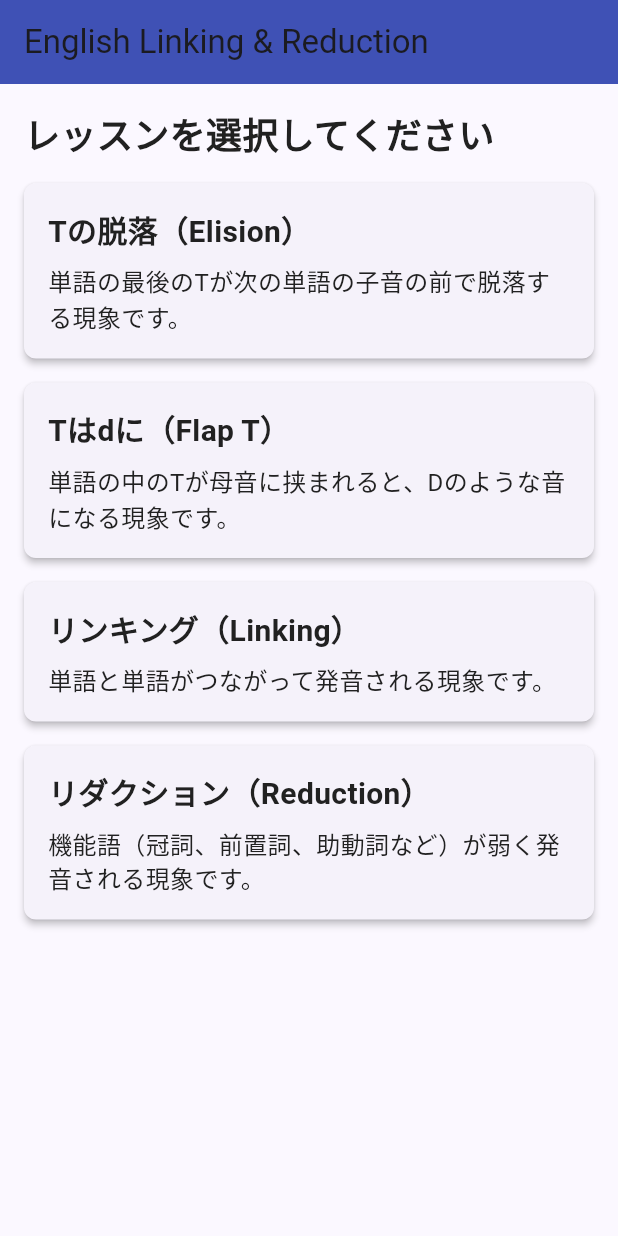
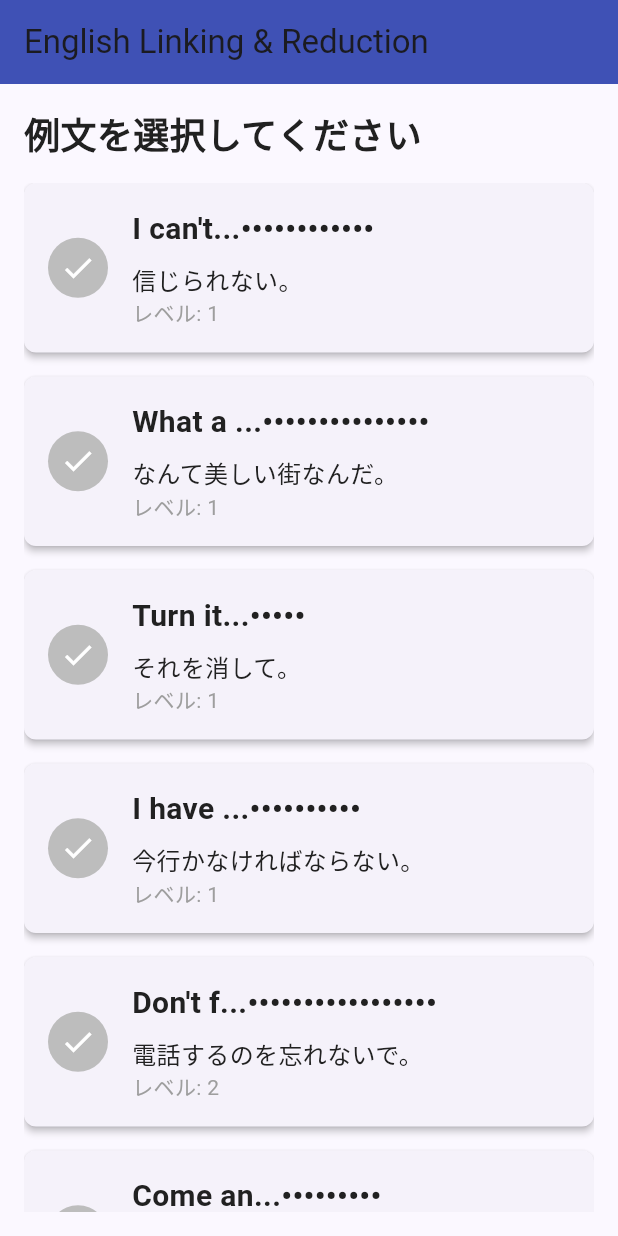
Before and after one commit to yamotuki/english_linking_and_reduction, a Flutter app: the screen it shows after launch, on a phone screen of 412 x 824 dp. Run offline on Flutter 3.47's test engine with Material 3 defaults, Android fonts, the phone set to English and light mode, and no system bars; our stand-ins replace audioplayers, reorderable_grid_view, shared_preferences.

Commit message:
セクションごとではなくて、例文リストから問題を選べるように

```diff
--- a/lib/main.dart
+++ b/lib/main.dart
@@ -2,7 +2,10 @@ import 'package:flutter/material.dart';
 import 'screens/lesson_selection_screen.dart';
 import 'utils/constants.dart';
 
-void main() {
+void main() async {
+  // Flutterプラグインを初期化
+  WidgetsFlutterBinding.ensureInitialized();
+
   runApp(const MyApp());
 }
 
--- a/lib/models/example_sentence.dart
+++ b/lib/models/example_sentence.dart
@@ -6,6 +6,9 @@ class ExampleSentence {
   final List<String> words;
   final List<String> distractors; // 紛らわしい選択肢
   final String audioPath;
+  final String? pronunciationText; // 発音用テキスト（TTSに渡すための文章）
+  final List<ExplanationItem>? explanations; // 解説項目のリスト
+  final int level; // 難易度レベル（1が最も簡単、数字が大きいほど難しい）
 
   ExampleSentence({
     required this.id,
@@ -14,5 +17,19 @@ class ExampleSentence {
     required this.words,
     required this.distractors,
     required this.audioPath,
+    this.pronunciationText,
+    this.explanations,
+    required this.level,
   });
 }
+
+/// 解説項目モデル
+class ExplanationItem {
+  final String key; // 解説のキー（例: "coulda"）
+  final String content; // 解説の内容
+
+  ExplanationItem({
+    required this.key,
+    required this.content,
+  });
+}
--- a/lib/models/lesson.dart
+++ /dev/null
@@ -1,22 +0,0 @@
-/// レッスンの種類を表す列挙型
-enum LessonType {
-  elision, // tの脱落
-  flapT, // tはdに
-  linking, // リンキング
-  reduction, // リダクション
-}
-
-/// レッスンモデル
-class Lesson {
-  final String id;
-  final String title;
-  final String description;
-  final LessonType type;
-
-  Lesson({
-    required this.id,
-    required this.title,
-    required this.description,
-    required this.type,
-  });
-}
--- a/lib/models/lesson_data.dart
+++ b/lib/models/lesson_data.dart
@@ -1,55 +1,11 @@
-import 'lesson.dart';
 import 'example_sentence.dart';
 
 /// レッスンデータを管理するクラス
 class LessonData {
-  // レッスンリストを取得
-  static List<Lesson> getLessons() {
-    return [
-      Lesson(
-        id: 'elision',
-        title: 'Tの脱落（Elision）',
-        description: '単語の最後のTが次の単語の子音の前で脱落する現象です。',
-        type: LessonType.elision,
-      ),
-      Lesson(
-        id: 'flap_t',
-        title: 'Tはdに（Flap T）',
-        description: '単語の中のTが母音に挟まれると、Dのような音になる現象です。',
-        type: LessonType.flapT,
-      ),
-      Lesson(
-        id: 'linking',
-        title: 'リンキング（Linking）',
-        description: '単語と単語がつながって発音される現象です。',
-        type: LessonType.linking,
-      ),
-      Lesson(
-        id: 'reduction',
-        title: 'リダクション（Reduction）',
-        description: '機能語（冠詞、前置詞、助動詞など）が弱く発音される現象です。',
-        type: LessonType.reduction,
-      ),
-    ];
-  }
-
-  // レッスンタイプに基づいて例文リストを取得
-  static List<ExampleSentence> getExampleSentences(LessonType type) {
-    switch (type) {
-      case LessonType.elision:
-        return _getElisionExamples();
-      case LessonType.flapT:
-        return _getFlapTExamples();
-      case LessonType.linking:
-        return _getLinkingExamples();
-      case LessonType.reduction:
-        return _getReductionExamples();
-    }
-  }
-
-  // Tの脱落の例文
-  static List<ExampleSentence> _getElisionExamples() {
-    return [
+  // すべての例文リストを取得
+  static List<ExampleSentence> getAllExampleSentences() {
+    final examples = [
+      // Tの脱落（Elision）の例文
       ExampleSentence(
         id: 'elision_1',
         text: "I can't believe it.",
@@ -57,6 +13,14 @@ class LessonData {
         words: ['I', 'can\'t', 'believe', 'it'],
         distractors: ['don\'t', 'won\'t', 'am', 'can'],
         audioPath: 'audio/elision_1.mp3',
+        pronunciationText: "I can' believe it.", // Tの脱落
+        explanations: [
+          ExplanationItem(
+            key: "can't",
+            content: "「can't」の「t」は次の単語が子音で始まる場合、脱落することがあります。「カン」と発音されます。",
+          ),
+        ],
+        level: 1,
       ),
       ExampleSentence(
         id: 'elision_2',
@@ -65,14 +29,17 @@ class LessonData {
         words: ['Don\'t', 'forget', 'to', 'call', 'me'],
         distractors: ['remember', 'try', 'want', 'need'],
         audioPath: 'audio/elision_2.mp3',
+        pronunciationText: 'Don\' forget to call me.', // Tの脱落
+        explanations: [
+          ExplanationItem(
+            key: "don't",
+            content: "「don't」の「t」は次の単語が子音で始まる場合、脱落することがあります。「ドン」と発音されます。",
+          ),
+        ],
+        level: 2,
       ),
-      // TODO: 追加の例文を6つ程度追加
-    ];
-  }
 
-  // Flap Tの例文
-  static List<ExampleSentence> _getFlapTExamples() {
-    return [
+      // Flap Tの例文
       ExampleSentence(
         id: 'flap_t_1',
         text: 'What a beautiful city.',
@@ -80,6 +47,14 @@ class LessonData {
         words: ['What', 'a', 'beautiful', 'city'],
         distractors: ['nice', 'great', 'wonderful', 'amazing'],
         audioPath: 'audio/flap_t_1.mp3',
+        pronunciationText: 'Whada beautiful city.', // Flap T
+        explanations: [
+          ExplanationItem(
+            key: "what a",
+            content: "「what a」の「t」は母音に挟まれると、「d」のような音になります。「ワダ」と発音されます。",
+          ),
+        ],
+        level: 1,
       ),
       ExampleSentence(
         id: 'flap_t_2',
@@ -88,14 +63,25 @@ class LessonData {
         words: ['I', 'need', 'to', 'get', 'a', 'better', 'computer'],
         distractors: ['want', 'have', 'buy', 'use'],
         audioPath: 'audio/flap_t_2.mp3',
+        pronunciationText: 'I need da geda bedder computer.', // Flap T
+        explanations: [
+          ExplanationItem(
+            key: "need to",
+            content: "「need to」の「t」は母音に挟まれると、「d」のような音になります。「ニーダ」と発音されます。",
+          ),
+          ExplanationItem(
+            key: "get a",
+            content: "「get a」の「t」は母音に挟まれると、「d」のような音になります。「ゲダ」と発音されます。",
+          ),
+          ExplanationItem(
+            key: "better",
+            content: "「better」の「t」は母音に挟まれると、「d」のような音になります。「ベダー」と発音されます。",
+          ),
+        ],
+        level: 3,
       ),
-      // TODO: 追加の例文を6つ程度追加
-    ];
-  }
 
-  // リンキングの例文
-  static List<ExampleSentence> _getLinkingExamples() {
-    return [
+      // リンキング（Linking）の例文
       ExampleSentence(
         id: 'linking_1',
         text: 'Turn it off.',
@@ -103,6 +89,18 @@ class LessonData {
         words: ['Turn', 'it', 'off'],
         distractors: ['on', 'up', 'down', 'over'],
         audioPath: 'audio/linking_1.mp3',
+        pronunciationText: 'Tur-ni-toff.', // リンキング
+        explanations: [
+          ExplanationItem(
+            key: "turn it",
+            content: "「turn it」の「n」と「i」がつながって「ターニ」と発音されます。",
+          ),
+          ExplanationItem(
+            key: "it off",
+            content: "「it off」の「t」と「o」がつながって「トフ」と発音されます。",
+          ),
+        ],
+        level: 1,
       ),
       ExampleSentence(
         id: 'linking_2',
@@ -111,14 +109,25 @@ class LessonData {
         words: ['Come', 'and', 'see', 'me'],
         distractors: ['go', 'visit', 'meet', 'find'],
         audioPath: 'audio/linking_2.mp3',
+        pronunciationText: 'Co-man-see-me.', // リンキング
+        explanations: [
+          ExplanationItem(
+            key: "come and",
+            content: "「come and」の「m」と「a」がつながって「カマン」と発音されます。",
+          ),
+          ExplanationItem(
+            key: "and see",
+            content: "「and see」の「d」と「s」がつながって「アンスィー」と発音されます。",
+          ),
+          ExplanationItem(
+            key: "see me",
+            content: "「see me」の「e」と「m」がつながって「スィーミー」と発音されます。",
+          ),
+        ],
+        level: 2,
       ),
-      // TODO: 追加の例文を6つ程度追加
-    ];
-  }
 
-  // リダクションの例文
-  static List<ExampleSentence> _getReductionExamples() {
-    return [
+      // リダクション（Reduction）の例文
       ExampleSentence(
         id: 'reduction_1',
         text: 'What do you want to do?',
@@ -126,6 +135,18 @@ class LessonData {
         words: ['What', 'do', 'you', 'want', 'to', 'do'],
         distractors: ['need', 'like', 'can', 'will'],
         audioPath: 'audio/reduction_1.mp3',
+        pronunciationText: 'Whaddaya wanna do?', // リダクション
+        explanations: [
+          ExplanationItem(
+            key: "what do you",
+            content: "「what do you」は会話では「ワダヤ」と短縮されて発音されることがあります。",
+          ),
+          ExplanationItem(
+            key: "want to",
+            content: "「want to」は会話では「ワナ」と短縮されて発音されることがあります。",
+          ),
+        ],
+        level: 2,
       ),
       ExampleSentence(
         id: 'reduction_2',
@@ -134,8 +155,24 @@ class LessonData {
         words: ['I', 'have', 'to', 'go', 'now'],
         distractors: ['want', 'need', 'must', 'should'],
         audioPath: 'audio/reduction_2.mp3',
+        pronunciationText: 'I hafta go now.', // リダクション
+        explanations: [
+          ExplanationItem(
+            key: "have to",
+            content: "「have to」は会話では「ハフタ」と短縮されて発音されることがあります。「v」が「f」に変わります。",
+          ),
+          ExplanationItem(
+            key: "coulda",
+            content: "✔ 「could have」は会話では「クダ」みたいに聞こえます。\n「have」の部分はほとんど聞こえず、全体で「クダ（/kʊɾə/）」と発音されます。",
+          ),
+        ],
+        level: 1,
       ),
-      // TODO: 追加の例文を6つ程度追加
+      // TODO: 追加の例文を必要に応じて追加
     ];
+
+    // レベル順にソート（低い方が簡単、簡単なものが最初に来る）
+    examples.sort((a, b) => a.level.compareTo(b.level));
+    return examples;
   }
 }
--- a/lib/screens/lesson_selection_screen.dart
+++ b/lib/screens/lesson_selection_screen.dart
@@ -1,38 +1,68 @@
 import 'package:flutter/material.dart';
-import '../models/lesson.dart';
+import '../models/example_sentence.dart';
 import '../models/lesson_data.dart';
 import '../utils/constants.dart';
+import '../utils/local_storage.dart';
 import 'practice_screen.dart';
 
 /// レッスン選択画面
-class LessonSelectionScreen extends StatelessWidget {
+class LessonSelectionScreen extends StatefulWidget {
   const LessonSelectionScreen({super.key});
 
   @override
+  State<LessonSelectionScreen> createState() => _LessonSelectionScreenState();
+}
+
+class _LessonSelectionScreenState extends State<LessonSelectionScreen> {
+  List<ExampleSentence> _exampleSentences = [];
+  Map<String, String> _answeredStatus = {};
+  bool _isLoading = true;
+
+  @override
+  void initState() {
+    super.initState();
+    _loadData();
+  }
+
+  Future<void> _loadData() async {
+    // 例文データを取得
+    final examples = LessonData.getAllExampleSentences();
+
+    // 回答済み例文の状態を取得
+    final answeredExamples = await LocalStorage.getAnsweredExamples();
+
+    setState(() {
+      _exampleSentences = examples;
+      _answeredStatus = answeredExamples;
+      _isLoading = false;
+    });
+  }
+
+  @override
   Widget build(BuildContext context) {
-    final lessons = LessonData.getLessons();
-
     return Scaffold(
       appBar: AppBar(
         title: const Text(AppConstants.appName),
         backgroundColor: AppConstants.primaryColor,
       ),
-      body: Padding(
+      body: _isLoading
+          ? const Center(child: CircularProgressIndicator())
+          : Padding(
               padding: const EdgeInsets.all(AppConstants.defaultPadding),
               child: Column(
                 crossAxisAlignment: CrossAxisAlignment.start,
                 children: [
                   const Text(
-              'レッスンを選択してください',
+                    '例文を選択してください',
                     style: AppConstants.headlineStyle,
                   ),
                   const SizedBox(height: AppConstants.defaultPadding),
                   Expanded(
                     child: ListView.builder(
-                itemCount: lessons.length,
+                      itemCount: _exampleSentences.length,
                       itemBuilder: (context, index) {
-                  final lesson = lessons[index];
-                  return _buildLessonCard(context, lesson);
+                        final example = _exampleSentences[index];
+                        return _buildExampleCard(context, example);
                       },
                     ),
                   ),
@@ -42,7 +72,14 @@ class LessonSelectionScreen extends StatelessWidget {
     );
   }
 
-  Widget _buildLessonCard(BuildContext context, Lesson lesson) {
+  Widget _buildExampleCard(BuildContext context, ExampleSentence example) {
+    // 例文の最初の7文字を取得し、残りはぼかす
+    final displayText = _getDisplayText(example.text);
+
+    // 回答状態に基づいてアイコンを決定
+    final isAnswered = _answeredStatus.containsKey(example.id);
+    final isCorrect = isAnswered && _answeredStatus[example.id] == AnswerStatus.correct.toString();
+
     return Card(
       elevation: AppConstants.defaultElevation,
       margin: const EdgeInsets.only(bottom: AppConstants.defaultPadding),
@@ -54,24 +91,58 @@ class LessonSelectionScreen extends StatelessWidget {
           Navigator.push(
             context,
             MaterialPageRoute(
-              builder: (context) => PracticeScreen(lessonType: lesson.type),
+              builder: (context) => PracticeScreen(exampleSentence: example),
             ),
-          );
+          ).then((_) {
+            // 画面に戻ってきたら、データを再読み込み
+            _loadData();
+          });
         },
         borderRadius: BorderRadius.circular(AppConstants.defaultBorderRadius),
         child: Padding(
           padding: const EdgeInsets.all(AppConstants.defaultPadding),
+          child: Row(
+            children: [
+              // ステータスアイコン
+              Container(
+                width: 40,
+                height: 40,
+                decoration: BoxDecoration(
+                  shape: BoxShape.circle,
+                  color: isAnswered
+                      ? (isCorrect ? Colors.green : Colors.red)
+                      : AppConstants.disabledColor,
+                ),
+                child: Center(
+                  child: Icon(
+                    Icons.check,
+                    color: Colors.white,
+                    size: 24,
+                  ),
+                ),
+              ),
+              const SizedBox(width: AppConstants.defaultPadding),
+              // 例文テキスト
+              Expanded(
                 child: Column(
                   crossAxisAlignment: CrossAxisAlignment.start,
                   children: [
                     Text(
-                lesson.title,
+                      displayText,
                       style: AppConstants.titleStyle,
                     ),
                     const SizedBox(height: AppConstants.smallPadding),
                     Text(
-                lesson.description,
+                      example.translation,
                       style: AppConstants.bodyStyle,
+                    ),
+                    // レベル表示
+                    Text(
+                      'レベル: ${example.level}',
+                      style: AppConstants.captionStyle,
+                    ),
+                  ],
+                ),
               ),
             ],
           ),
@@ -79,4 +150,15 @@ class LessonSelectionScreen extends StatelessWidget {
       ),
     );
   }
+
+  String _getDisplayText(String text) {
+    if (text.length <= 7) {
+      return text;
     }
+
+    // 最初の7文字を取得し、残りはぼかす
+    final visiblePart = text.substring(0, 7);
+    final hiddenPart = '...' + '•' * (text.length - 7);
+    return '$visiblePart$hiddenPart';
+  }
+}
--- /dev/null
+++ b/lib/utils/local_storage.dart
@@ -0,0 +1,84 @@
+import 'dart:convert';
+import 'package:shared_preferences/shared_preferences.dart';
+
+/// 回答状態の列挙型
+enum AnswerStatus {
+  correct,
+  incorrect,
+}
+
+/// ローカルストレージを使用してデータを保存・取得するためのユーティリティクラス
+class LocalStorage {
+  // キー定数
+  static const String _answeredExamplesKey = 'answered_examples';
+
+  /// 回答済み例文の状態を保存
+  /// Map<String, String> 形式で、キーが例文ID、値が回答状態（"correct" または "incorrect"）
+  static Future<bool> saveAnsweredExamples(Map<String, String> exampleStatuses) async {
+    final prefs = await SharedPreferences.getInstance();
+    final jsonString = jsonEncode(exampleStatuses);
+    return prefs.setString(_answeredExamplesKey, jsonString);
+  }
+
+  /// 回答済み例文の状態を取得
+  static Future<Map<String, String>> getAnsweredExamples() async {
+    final prefs = await SharedPreferences.getInstance();
+    final jsonString = prefs.getString(_answeredExamplesKey);
+    if (jsonString == null) {
+      return {};
+    }
+
+    try {
+      final Map<String, dynamic> decoded = jsonDecode(jsonString);
+      return decoded.map((key, value) => MapEntry(key, value.toString()));
+    } catch (e) {
+      return {};
+    }
+  }
+
+  /// 例文が回答済みかどうかを確認
+  static Future<bool> isExampleAnswered(String exampleId) async {
+    final answeredExamples = await getAnsweredExamples();
+    return answeredExamples.containsKey(exampleId);
+  }
+
+  /// 例文の回答状態を取得
+  /// 回答していない場合はnullを返す
+  static Future<String?> getExampleAnswerStatus(String exampleId) async {
+    final answeredExamples = await getAnsweredExamples();
+    return answeredExamples[exampleId];
+  }
+
+  /// 例文が正解済みかどうかを確認
+  static Future<bool> isExampleCorrectlyAnswered(String exampleId) async {
+    final status = await getExampleAnswerStatus(exampleId);
+    return status == AnswerStatus.correct.toString();
+  }
+
+  /// 例文を正解としてマーク
+  static Future<bool> markExampleAsCorrectlyAnswered(String exampleId) async {
+    final answeredExamples = await getAnsweredExamples();
+    answeredExamples[exampleId] = AnswerStatus.correct.toString();
+    return saveAnsweredExamples(answeredExamples);
+  }
+
+  /// 例文を不正解としてマーク
+  static Future<bool> markExampleAsIncorrectlyAnswered(String exampleId) async {
+    final answeredExamples = await getAnsweredExamples();
+    answeredExamples[exampleId] = AnswerStatus.incorrect.toString();
+    return saveAnsweredExamples(answeredExamples);
+  }
+
+  /// 例文の回答状態をリセット
+  static Future<bool> resetExampleAnswerStatus(String exampleId) async {
+    final answeredExamples = await getAnsweredExamples();
+    answeredExamples.remove(exampleId);
+    return saveAnsweredExamples(answeredExamples);
+  }
+
+  /// すべての例文の回答状態をリセット
+  static Future<bool> resetAllAnswerStatus() async {
+    final prefs = await SharedPreferences.getInstance();
+    return prefs.remove(_answeredExamplesKey);
+  }
+}
--- a/pubspec.yaml
+++ b/pubspec.yaml
@@ -43,6 +43,9 @@ dependencies:
 
   # ドラッグアンドドロップ機能のためのパッケージ
   reorderable_grid_view: ^2.2.8
+
+  # ローカルストレージのためのパッケージ
+  shared_preferences: ^2.5.3
 
 dev_dependencies:
   flutter_test:
```
Also changed, not shown: lib/screens/practice_screen.dart (+101 -69 lines), pubspec.lock, 2 other files. Lines whose indentation alone changed are shown as unchanged.
